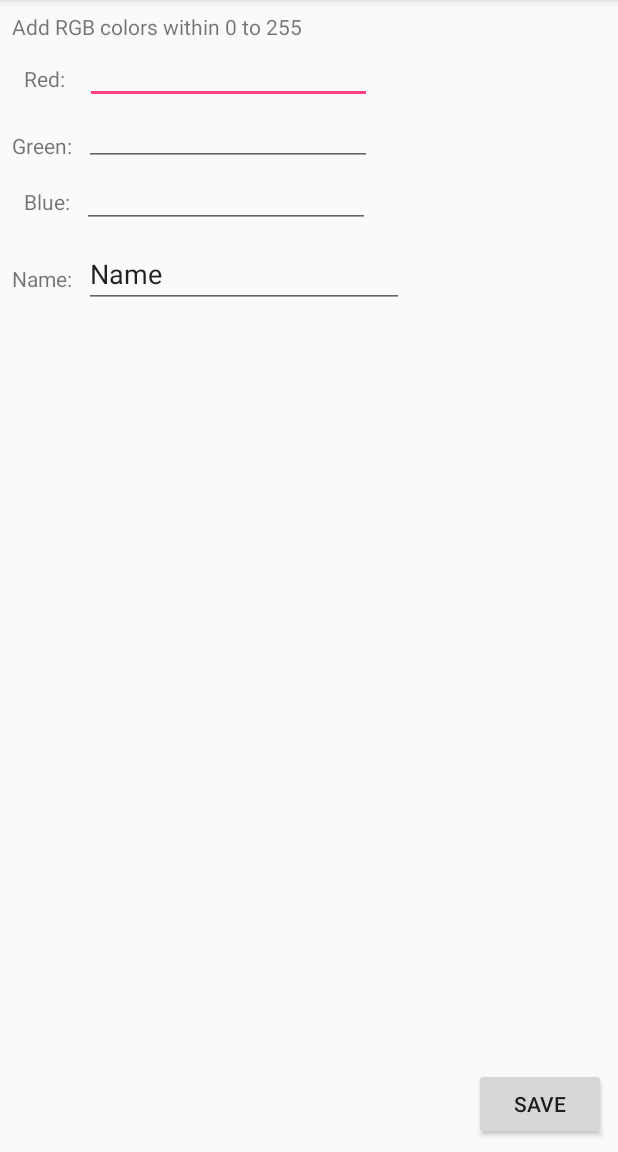
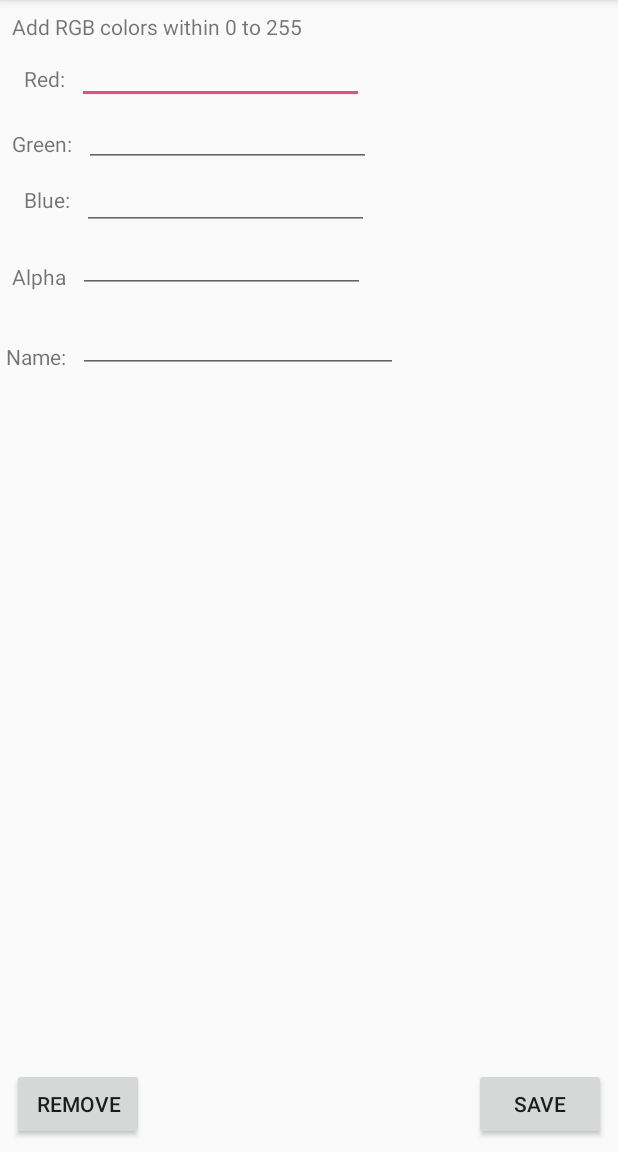
Before and after one commit to Guerci/AppOpencv, an Android app: the screen it shows after launch (AddLuminance), after a tap on "ADD LUMINANCE", on a phone screen of 412 x 824 dp, the part 84-1236 px from its top. Run offline under Robolectric (Android 15) with nearby library versions, the phone set to English and light mode, and no system bars.

Commit message:
Gestio de la iluminacio. -Es mostra la llista correctament, es podem afegir, editar i esborrar. -Es poden seleccionar iluminacions desde la activity on es mostra la imatge. -Un cop seleccionada la iluminacio es pot apretar un boto per afegir-hi la il·luminació

```diff
--- a/app/src/main/AndroidManifest.xml
+++ b/app/src/main/AndroidManifest.xml
@@ -27,7 +27,7 @@
             android:label="@string/title_activity_camera" />
         <activity android:name=".DetailPicture" />
         <activity android:name=".AddLuminance" />
-        <activity android:name=".ListLuminanceContainer" >
+        <activity android:name=".ListLuminance" >
       </activity>
     </application>
 
--- a/app/src/main/java/tfg/uab/jga/appopencv/AddLuminance.java
+++ b/app/src/main/java/tfg/uab/jga/appopencv/AddLuminance.java
@@ -1,6 +1,7 @@
 package tfg.uab.jga.appopencv;
 
 import android.content.SharedPreferences;
+import android.support.annotation.IntegerRes;
 import android.support.v7.app.AppCompatActivity;
 import android.os.Bundle;
 import android.view.View;
@@ -14,10 +15,13 @@ import java.util.Random;
 
 
 public class AddLuminance extends AppCompatActivity {
-    EditText blue,green,red,name;
+    EditText blue,green,red,name, alpha;
     SharedPref sp;
     Luminance luminance;
-
+    int code;
+    static final int ADD_LUM = 10;
+    static final int EDIT_LUM = 15;
+    Luminance lum;
     @Override
     protected void onCreate(Bundle savedInstanceState) {
         super.onCreate(savedInstanceState);
@@ -27,8 +31,14 @@ public class AddLuminance extends AppCompatActivity {
         green = (EditText) findViewById(R.id.greenColor);
         red = (EditText) findViewById(R.id.redColor);
         name = (EditText) findViewById(R.id.nameLuminance);
+        alpha = (EditText) findViewById(R.id.alphaDepth);
         sp = new SharedPref();
 
+        code = getIntent().getExtras().getInt("code");
+        if(code == EDIT_LUM){
+            lum = (Luminance) getIntent().getExtras().getSerializable("luminance");
+            editLuminance();
+        }
 
     }
 
@@ -36,15 +46,37 @@ public class AddLuminance extends AppCompatActivity {
 
     public void onSaveLum(View v){
         Random random = new Random();
-        int redNumber = Integer.valueOf(red.getText().toString()).intValue();;
-        int blueNumber = Integer.valueOf(blue.getText().toString()).intValue();;
+        int redNumber = Integer.valueOf(red.getText().toString()).intValue();
+        int blueNumber = Integer.valueOf(blue.getText().toString()).intValue();
         int greenNumber = Integer.valueOf(green.getText().toString()).intValue();
-        luminance = new Luminance(random.nextInt(),name.getText().toString(),redNumber,blueNumber,greenNumber);
-        sp.addLuminance(this,luminance);
+        int alphaDepth = Integer.valueOf(alpha.getText().toString()).intValue();
+        String newName = name.getText().toString();
 
-        Toast.makeText(this, "Luminance added", Toast.LENGTH_SHORT).show();
+        if(code == EDIT_LUM){
+            sp.editLuminance(this,lum,redNumber,greenNumber,blueNumber,newName,alphaDepth);
+            Toast.makeText(this, "Luminance edited", Toast.LENGTH_SHORT).show();
 
+        }else{
+            luminance = new Luminance(random.nextInt(),newName,redNumber,blueNumber,greenNumber,alphaDepth);
+            sp.addLuminance(this,luminance);
+            Toast.makeText(this, "Luminance added", Toast.LENGTH_SHORT).show();
+        }
 
 
     }
+    public void editLuminance(){
+
+        blue.setText(Integer.toString(lum.getBlue()));
+        red.setText(Integer.toString(lum.getRed()));
+        green.setText(Integer.toString(lum.getGreen()));
+        alpha.setText(Integer.toString(lum.getAlpha()));
+        name.setText(lum.getName());
+
+
+    }
+
+    public void onRemoveLum(View v){
+        sp.removeLuminance(this,lum);
+        Toast.makeText(this,"Lumincace removed",Toast.LENGTH_LONG).show();
+    }
 }
--- a/app/src/main/java/tfg/uab/jga/appopencv/MainActivity.java
+++ b/app/src/main/java/tfg/uab/jga/appopencv/MainActivity.java
@@ -36,6 +36,9 @@ public class MainActivity extends AppCompatActivity {
     private MenuItem mItemSwitchCamera = null;
     static final int GALLERY_REQUEST = 20;
     static final int CAM_REQUEST = 1;
+    static final int ADD_LUM = 10;
+    static final int LIST_LUM = 2;
+
     // These variables are used (at the moment) to fix camera orientation from 270degree to 0degree
     private static String TAG = "MainActivity";
     static {
@@ -80,13 +83,18 @@ public class MainActivity extends AppCompatActivity {
 
 
     public void onListLuminance(View v){
-        Intent loadListLuminance = new Intent(this,ListLuminanceContainer.class);
+        Intent loadListLuminance = new Intent(this,ListLuminance.class);
+        loadListLuminance.putExtra("Code",LIST_LUM);
         startActivity(loadListLuminance);
     }
 
     public void onAddLuminance(View v){
-        Intent loadAddLuminance = new Intent(this,AddLuminance.class);
-        startActivity(loadAddLuminance);
+      //  Intent loadAddLuminance = new Intent(this,AddLuminance.class);
+        Intent loadAddLum = new Intent(this,AddLuminance.class);
+        loadAddLum.putExtra("code",ADD_LUM);
+        startActivity(loadAddLum);
+       // startActivityForResult(loadAddLuminance,ADD_LUM);
+        //startActivity(loadAddLuminance);
     }
 
     @Override
--- a/app/src/main/res/layout/activity_add_luminance.xml
+++ b/app/src/main/res/layout/activity_add_luminance.xml
@@ -14,7 +14,8 @@
         app:layout_constraintTop_toTopOf="parent"
         android:layout_marginTop="8dp"
         android:layout_marginLeft="8dp"
-        app:layout_constraintLeft_toLeftOf="parent" />
+        app:layout_constraintLeft_toLeftOf="parent"
+        android:layout_marginStart="8dp" />
 
     <TextView
         android:id="@+id/textView2"
@@ -24,17 +25,19 @@
         android:layout_marginTop="15dp"
         app:layout_constraintTop_toBottomOf="@+id/textView"
         android:layout_marginLeft="16dp"
-        app:layout_constraintLeft_toLeftOf="parent" />
+        app:layout_constraintLeft_toLeftOf="parent"
+        android:layout_marginStart="16dp" />
 
     <TextView
         android:id="@+id/textView3"
         android:layout_width="wrap_content"
         android:layout_height="wrap_content"
         android:text="Green:"
-        android:layout_marginTop="25dp"
+        android:layout_marginTop="24dp"
         app:layout_constraintTop_toBottomOf="@+id/textView2"
         android:layout_marginLeft="8dp"
-        app:layout_constraintLeft_toLeftOf="parent" />
+        app:layout_constraintLeft_toLeftOf="parent"
+        android:layout_marginStart="8dp" />
 
     <TextView
         android:id="@+id/textView4"
@@ -44,17 +47,19 @@
         android:layout_marginTop="18dp"
         app:layout_constraintTop_toBottomOf="@+id/textView3"
         android:layout_marginLeft="16dp"
-        app:layout_constraintLeft_toLeftOf="parent" />
+        app:layout_constraintLeft_toLeftOf="parent"
+        android:layout_marginStart="16dp" />
 
     <TextView
         android:id="@+id/textView5"
         android:layout_width="wrap_content"
         android:layout_height="wrap_content"
         android:text="Name:"
-        android:layout_marginTop="32dp"
-        app:layout_constraintTop_toBottomOf="@+id/textView4"
         android:layout_marginLeft="8dp"
-        app:layout_constraintLeft_toLeftOf="parent" />
+        app:layout_constraintLeft_toLeftOf="parent"
+        android:layout_marginStart="4dp"
+        android:layout_marginTop="34dp"
+        app:layout_constraintTop_toBottomOf="@+id/textView6" />
 
     <EditText
         android:id="@+id/redColor"
@@ -63,43 +68,45 @@
         android:ems="10"
         android:inputType="number"
         app:layout_constraintLeft_toRightOf="@+id/textView2"
-        android:layout_marginLeft="13dp"
+        android:layout_marginLeft="8dp"
         android:layout_marginTop="8dp"
-        app:layout_constraintTop_toBottomOf="@+id/textView" />
+        app:layout_constraintTop_toBottomOf="@+id/textView"
+        android:layout_marginStart="8dp" />
 
     <EditText
         android:id="@+id/greenColor"
-        android:layout_width="192dp"
-        android:layout_height="33dp"
+        android:layout_width="191dp"
+        android:layout_height="34dp"
+        android:layout_marginLeft="8dp"
+        android:layout_marginTop="8dp"
         android:ems="10"
         android:inputType="number"
-        android:layout_marginTop="8dp"
+        app:layout_constraintLeft_toRightOf="@+id/textView3"
         app:layout_constraintTop_toBottomOf="@+id/redColor"
-        app:layout_constraintLeft_toRightOf="@+id/textView3"
-        android:layout_marginLeft="8dp" />
+        android:layout_marginStart="8dp" />
 
     <EditText
         android:id="@+id/blueColor"
-        android:layout_width="192dp"
-        android:layout_height="33dp"
+        android:layout_width="191dp"
+        android:layout_height="34dp"
+        android:layout_marginLeft="8dp"
+        android:layout_marginTop="8dp"
         android:ems="10"
         android:inputType="number"
-        android:layout_marginTop="8dp"
+        app:layout_constraintLeft_toRightOf="@+id/textView4"
         app:layout_constraintTop_toBottomOf="@+id/greenColor"
-        app:layout_constraintLeft_toRightOf="@+id/textView4"
-        android:layout_marginLeft="8dp" />
+        android:layout_marginStart="8dp" />
 
     <EditText
         android:id="@+id/nameLuminance"
         android:layout_width="wrap_content"
         android:layout_height="wrap_content"
-        android:layout_marginLeft="8dp"
+        android:ems="10"
+        android:inputType="text"
         android:layout_marginTop="8dp"
-        android:ems="10"
-        android:inputType="textPersonName"
-        android:text="Name"
+        app:layout_constraintTop_toBottomOf="@+id/alphaDepth"
         app:layout_constraintLeft_toRightOf="@+id/textView5"
-        app:layout_constraintTop_toBottomOf="@+id/blueColor" />
+        android:layout_marginLeft="8dp" />
 
     <Button
         android:id="@+id/btmsaveLum"
@@ -110,6 +117,43 @@
         android:onClick="onSaveLum"
         android:text="Save"
         app:layout_constraintBottom_toBottomOf="parent"
-        app:layout_constraintRight_toRightOf="parent" />
+        app:layout_constraintRight_toRightOf="parent"
+        android:layout_marginEnd="8dp" />
+
+    <Button
+        android:id="@+id/remove_luminance"
+        android:layout_width="wrap_content"
+        android:layout_height="wrap_content"
+        android:layout_marginBottom="8dp"
+        android:layout_marginLeft="8dp"
+        android:onClick="onRemoveLum"
+        android:text="Remove"
+        app:layout_constraintBottom_toBottomOf="parent"
+        app:layout_constraintLeft_toLeftOf="parent"
+        android:layout_marginStart="8dp"
+        android:layout_marginEnd="184dp" />
+
+    <TextView
+        android:id="@+id/textView6"
+        android:layout_width="wrap_content"
+        android:layout_height="wrap_content"
+        android:text="Alpha"
+        android:layout_marginTop="32dp"
+        app:layout_constraintTop_toBottomOf="@+id/textView4"
+        android:layout_marginLeft="8dp"
+        app:layout_constraintLeft_toLeftOf="parent"
+        android:layout_marginStart="8dp" />
+
+    <EditText
+        android:id="@+id/alphaDepth"
+        android:layout_width="191dp"
+        android:layout_height="34dp"
+        android:layout_marginLeft="8dp"
+        android:layout_marginStart="8dp"
+        android:layout_marginTop="8dp"
+        android:ems="10"
+        android:inputType="number"
+        app:layout_constraintLeft_toRightOf="@+id/textView6"
+        app:layout_constraintTop_toBottomOf="@+id/blueColor" />
 
 </android.support.constraint.ConstraintLayout>
```
Also changed, not shown: app/src/main/java/tfg/uab/jga/appopencv/DetailPicture.java (+89 -2 lines), app/src/main/java/tfg/uab/jga/appopencv/ListLuminance.java (+79 -31 lines), app/src/main/java/tfg/uab/jga/appopencv/ListLuminanceAdapter.java (+5 -3 lines), app/src/main/java/tfg/uab/jga/appopencv/ListLuminanceContainer.java (deleted, +0 -44 lines), app/src/main/java/tfg/uab/jga/appopencv/Luminance.java (+9 -6 lines), app/src/main/java/tfg/uab/jga/appopencv/SharedPref.java (+62 -2 lines), app/src/main/res/layout/activity_detail_picture.xml (+35 -6 lines), app/src/main/res/layout/activity_list_luminance.xml (deleted, +0 -21 lines), app/src/main/res/layout/luminance_list_adapter.xml (+29 -6 lines).
